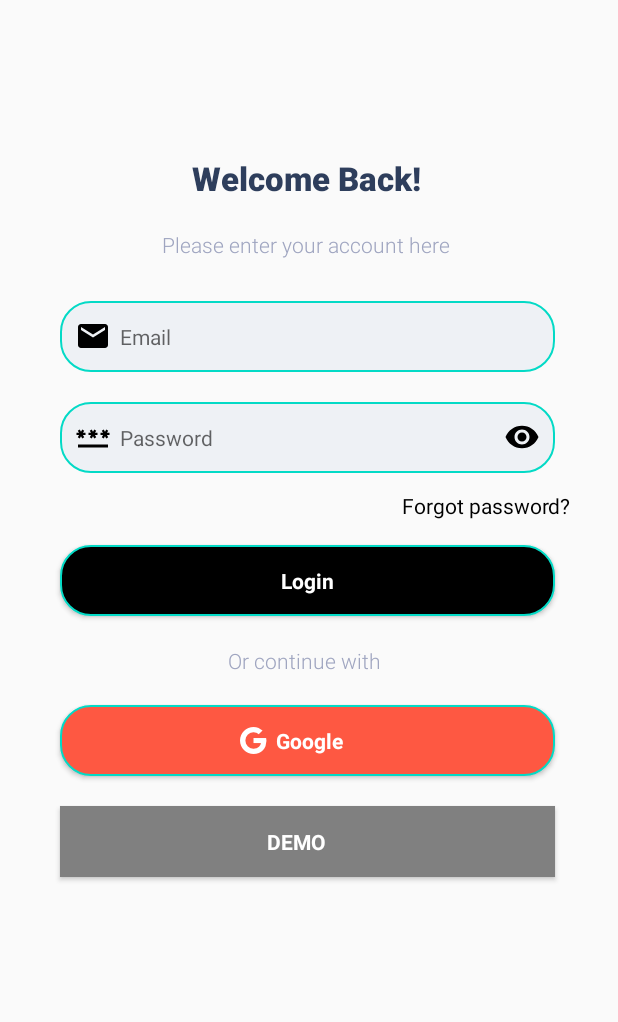
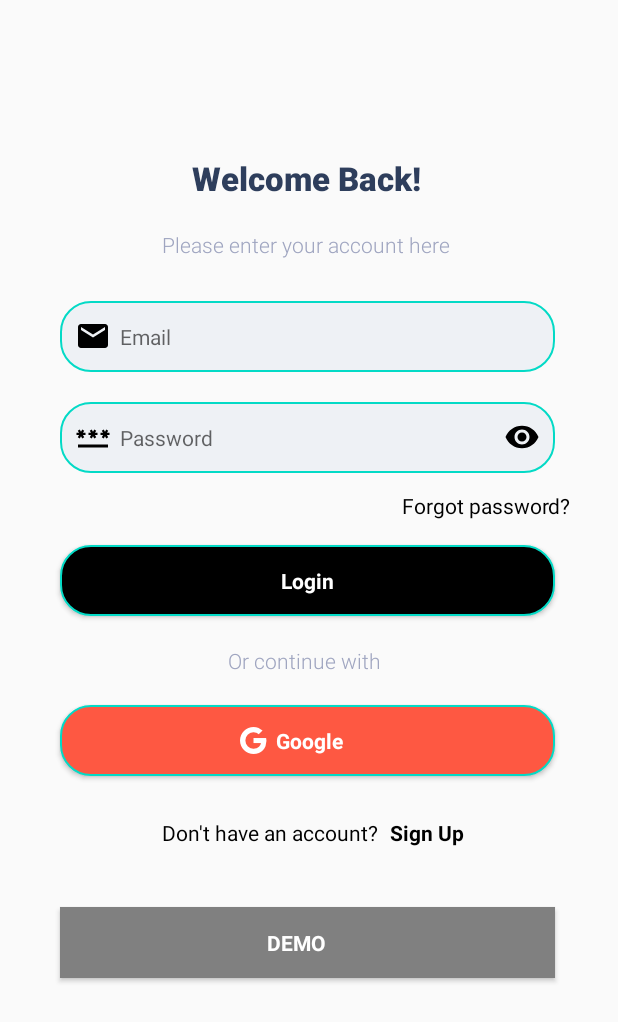
Before and after one commit to CS388-Group1/bite, an Android app built with Jetpack Compose: the screen it shows after launch (LoginActivity), on a phone screen of 412 x 824 dp. Shown: the top 1022 px of the screen. Run offline under Robolectric (Android 15) with nearby library versions, the phone set to English and light mode, and no system bars; our stand-ins replace Firebase (no records; nobody signed in at launch, a user with empty details on screens opened directly); Roboto replaces fonts that are not available here.

Commit message:
Update margin for demo button

```diff
--- a/AndroidProject/Bite/app/src/main/res/layout/activity_login.xml
+++ b/AndroidProject/Bite/app/src/main/res/layout/activity_login.xml
@@ -150,7 +150,7 @@
         android:layout_width="330dp"
         android:layout_height="47dp"
         android:layout_marginStart="40dp"
-        android:layout_marginTop="20dp"
+        android:layout_marginTop="40dp"
         android:background="@color/gray"
         android:drawableTint="#FFFFFF"
         android:paddingLeft="120dp"
@@ -160,6 +160,5 @@
         android:textColor="#FFFFFF"
         android:textStyle="bold"
         app:layout_constraintStart_toStartOf="parent"
-        app:layout_constraintTop_toBottomOf="@+id/loginGoogleButton" />
-
+        app:layout_constraintTop_toBottomOf="@+id/noAccountTextLabel2" />
 </androidx.constraintlayout.widget.ConstraintLayout>
```
